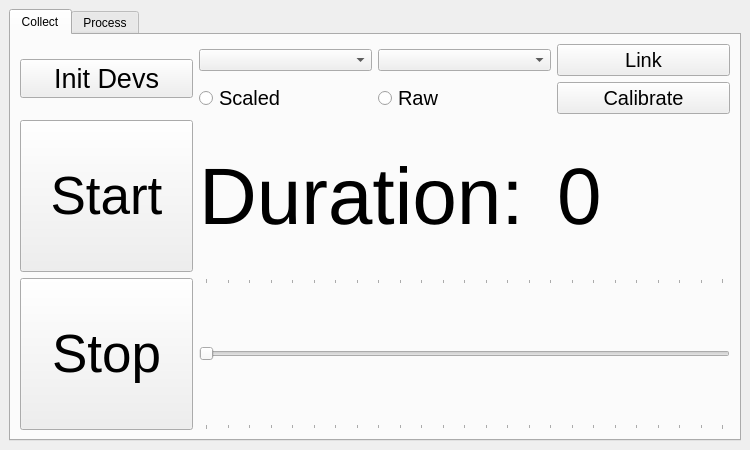
nogleo/datanog, file gui.ui: the form before one commit.
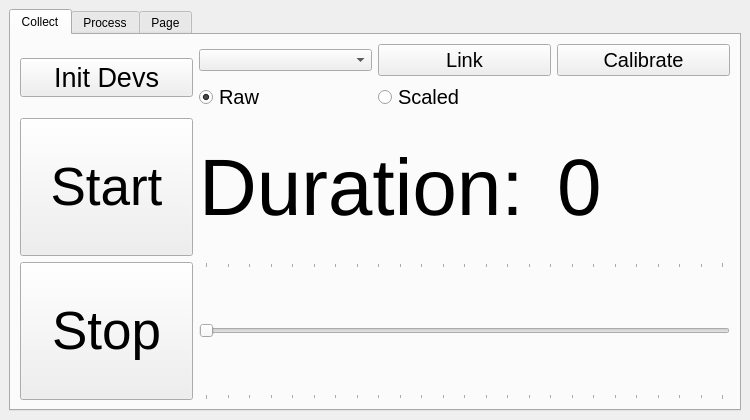
The form after the commit.

Commit message: plot types

What changed in the file:
```diff
--- a/gui.ui
+++ b/gui.ui
@@ -7,7 +7,7 @@
     <x>0</x>
     <y>0</y>
     <width>750</width>
-    <height>450</height>
+    <height>420</height>
    </rect>
   </property>
   <property name="sizePolicy">
@@ -55,9 +55,6 @@
         <string>Collect</string>
        </attribute>
        <layout class="QGridLayout" name="gridLayout">
-        <item row="0" column="2">
-         <widget class="QComboBox" name="comboBox_2"/>
-        </item>
         <item row="0" column="3">
          <widget class="QPushButton" name="pushButton_5">
           <property name="font">
@@ -70,52 +67,7 @@
           </property>
          </widget>
         </item>
-        <item row="2" column="0">
-         <widget class="QPushButton" name="startbutton">
-          <property name="sizePolicy">
-           <sizepolicy hsizetype="Expanding" vsizetype="Expanding">
-            <horstretch>1</horstretch>
-            <verstretch>1</verstretch>
-           </sizepolicy>
-          </property>
-          <property name="font">
-           <font>
-            <pointsize>40</pointsize>
-           </font>
-          </property>
-          <property name="toolTip">
-           <string>'Start collecting data'</string>
-          </property>
-          <property name="autoFillBackground">
-           <bool>false</bool>
-          </property>
-          <property name="text">
-           <string>Start</string>
-          </property>
-         </widget>
-        </item>
-        <item row="2" column="1" colspan="2">
-         <widget class="QLabel" name="label_2">
-          <property name="sizePolicy">
-           <sizepolicy hsizetype="Expanding" vsizetype="Expanding">
-            <horstretch>1</horstretch>
-            <verstretch>1</verstretch>
-           </sizepolicy>
-          </property>
-          <property name="font">
-           <font>
-            <pointsize>60</pointsize>
-           </font>
-          </property>
-          <property name="text">
-           <string>Duration: </string>
-          </property>
-         </widget>
-        </item>
-        <item row="0" column="1">
-         <widget class="QComboBox" name="comboBox"/>
-        </item>
-        <item row="3" column="1" colspan="3">
+        <item row="3" column="2" colspan="3">
          <widget class="QSlider" name="horizontalSlider">
           <property name="sizePolicy">
            <sizepolicy hsizetype="Expanding" vsizetype="Expanding">
@@ -172,6 +124,81 @@
           </property>
          </widget>
         </item>
+        <item row="0" column="2">
+         <widget class="QComboBox" name="comboBox"/>
+        </item>
+        <item row="2" column="4">
+         <widget class="QLabel" name="label">
+          <property name="sizePolicy">
+           <sizepolicy hsizetype="Expanding" vsizetype="Expanding">
+            <horstretch>1</horstretch>
+            <verstretch>1</verstretch>
+           </sizepolicy>
+          </property>
+          <property name="font">
+           <font>
+            <pointsize>60</pointsize>
+           </font>
+          </property>
+          <property name="text">
+           <string>0</string>
+          </property>
+         </widget>
+        </item>
+        <item row="2" column="2" colspan="2">
+         <widget class="QLabel" name="label_2">
+          <property name="sizePolicy">
+           <sizepolicy hsizetype="Expanding" vsizetype="Expanding">
+            <horstretch>1</horstretch>
+            <verstretch>1</verstretch>
+           </sizepolicy>
+          </property>
+          <property name="font">
+           <font>
+            <pointsize>60</pointsize>
+           </font>
+          </property>
+          <property name="text">
+           <string>Duration: </string>
+          </property>
+         </widget>
+        </item>
+        <item row="0" column="4">
+         <widget class="QPushButton" name="calibutton">
+          <property name="font">
+           <font>
+            <pointsize>15</pointsize>
+           </font>
+          </property>
+          <property name="text">
+           <string>Calibrate</string>
+          </property>
+         </widget>
+        </item>
+        <item row="2" column="0">
+         <widget class="QPushButton" name="startbutton">
+          <property name="sizePolicy">
+           <sizepolicy hsizetype="Expanding" vsizetype="Expanding">
+            <horstretch>1</horstretch>
+            <verstretch>1</verstretch>
+           </sizepolicy>
+          </property>
+          <property name="font">
+           <font>
+            <pointsize>40</pointsize>
+           </font>
+          </property>
+          <property name="toolTip">
+           <string>'Start collecting data'</string>
+          </property>
+          <property name="autoFillBackground">
+           <bool>false</bool>
+          </property>
+          <property name="text">
+           <string>Start</string>
+          </property>
+         </widget>
+        </item>
         <item row="3" column="0">
          <widget class="QPushButton" name="stopbutton">
           <property name="enabled">
@@ -196,25 +223,19 @@
           </property>
          </widget>
         </item>
-        <item row="2" column="3">
-         <widget class="QLabel" name="label">
-          <property name="sizePolicy">
-           <sizepolicy hsizetype="Expanding" vsizetype="Expanding">
-            <horstretch>1</horstretch>
-            <verstretch>1</verstretch>
-           </sizepolicy>
-          </property>
+        <item row="0" column="0" rowspan="2">
+         <widget class="QPushButton" name="pushButton_4">
           <property name="font">
            <font>
-            <pointsize>60</pointsize>
+            <pointsize>20</pointsize>
            </font>
           </property>
           <property name="text">
-           <string>0</string>
+           <string>Init Devs</string>
           </property>
          </widget>
         </item>
-        <item row="1" column="1">
+        <item row="1" column="3">
          <widget class="QRadioButton" name="radioButton">
           <property name="font">
            <font>
@@ -236,29 +257,8 @@
           <property name="text">
            <string>Raw</string>
           </property>
-         </widget>
-        </item>
-        <item row="1" column="3">
-         <widget class="QPushButton" name="pushButton_2">
-          <property name="font">
-           <font>
-            <pointsize>15</pointsize>
-           </font>
-          </property>
-          <property name="text">
-           <string>Calibrate</string>
-          </property>
-         </widget>
-        </item>
-        <item row="0" column="0" rowspan="2">
-         <widget class="QPushButton" name="pushButton_4">
-          <property name="font">
-           <font>
-            <pointsize>20</pointsize>
-           </font>
-          </property>
-          <property name="text">
-           <string>Init Devs</string>
+          <property name="checked">
+           <bool>true</bool>
           </property>
          </widget>
         </item>
@@ -331,6 +331,12 @@
         </item>
        </layout>
       </widget>
+      <widget class="QWidget" name="tab">
+       <attribute name="title">
+        <string>Page</string>
+       </attribute>
+       <layout class="QGridLayout" name="gridLayout_4"/>
+      </widget>
      </widget>
     </item>
    </layout>
```
Left out of the diff: 7 changed lines with no effect on the pictures. The commit also changes 2 other files.
